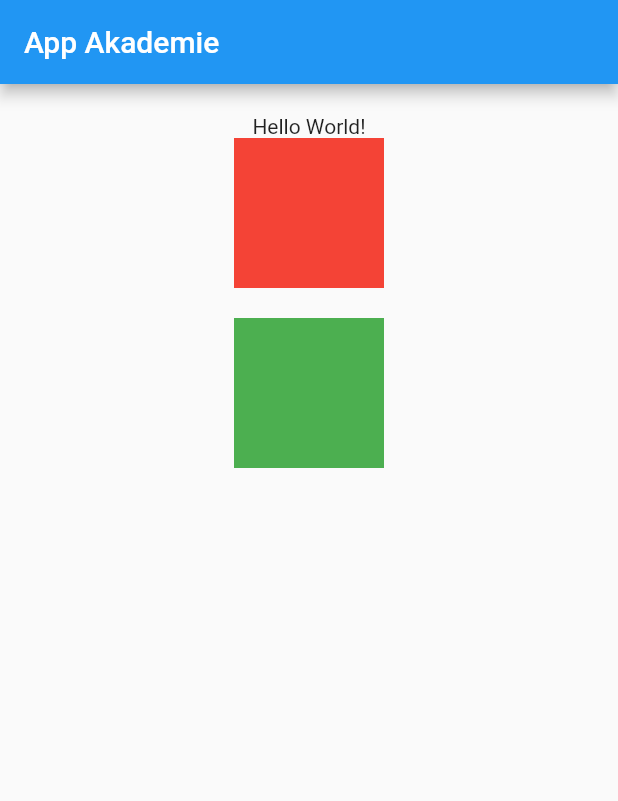
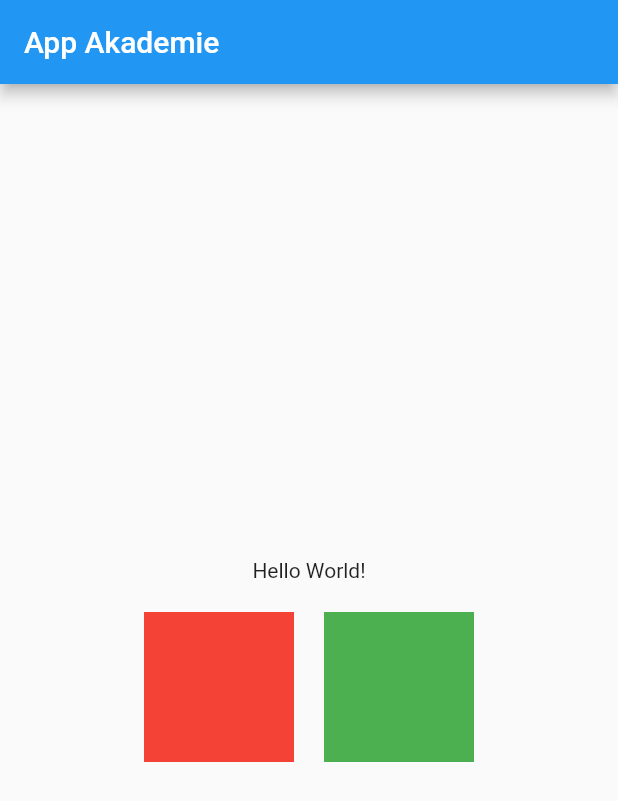
Before and after one commit to RaxoTheOne/batch_app_example1, a Flutter app: the screen it shows after launch, on a phone screen of 412 x 824 dp. Shown: the top 801 px of the screen. Run offline on Flutter 3.47's test engine with Material 2 defaults, Android fonts, the phone set to English and light mode, and no system bars.

Commit message:
Some changes

```diff
--- a/lib/main.dart
+++ b/lib/main.dart
@@ -32,12 +32,15 @@ class MyHomePage extends StatelessWidget {
       ),
       body: Center(
         child: Column(
-          crossAxisAlignment: CrossAxisAlignment.center,
+          mainAxisAlignment: MainAxisAlignment.center,
           children: <Widget>[
-            const SizedBox(height: 20),
             const Text(
               'Hello World!',
             ),
+            const SizedBox(height: 20),
+            Row(
+              mainAxisAlignment: MainAxisAlignment.center,
+              children: <Widget>[
                 Container(
                   width: 100,
                   height: 100,
@@ -46,7 +49,7 @@ class MyHomePage extends StatelessWidget {
                     shape: BoxShape.rectangle,
                   ),
                 ),
-            const SizedBox(height: 20),
+                const SizedBox(width: 20),
                 Container(
                   width: 100,
                   height: 100,
@@ -55,7 +58,8 @@ class MyHomePage extends StatelessWidget {
                     shape: BoxShape.rectangle,
                   ),
                 ),
-
+              ],
+            ),
           ],
         ),
       ),
```
Lines whose indentation alone changed are shown as unchanged.
